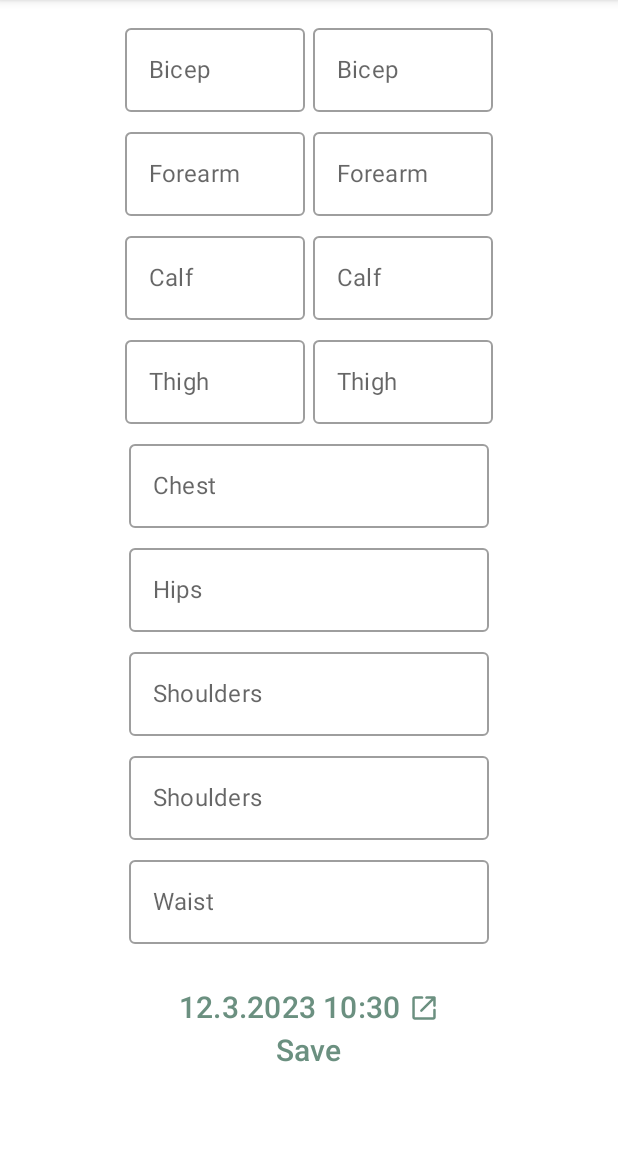
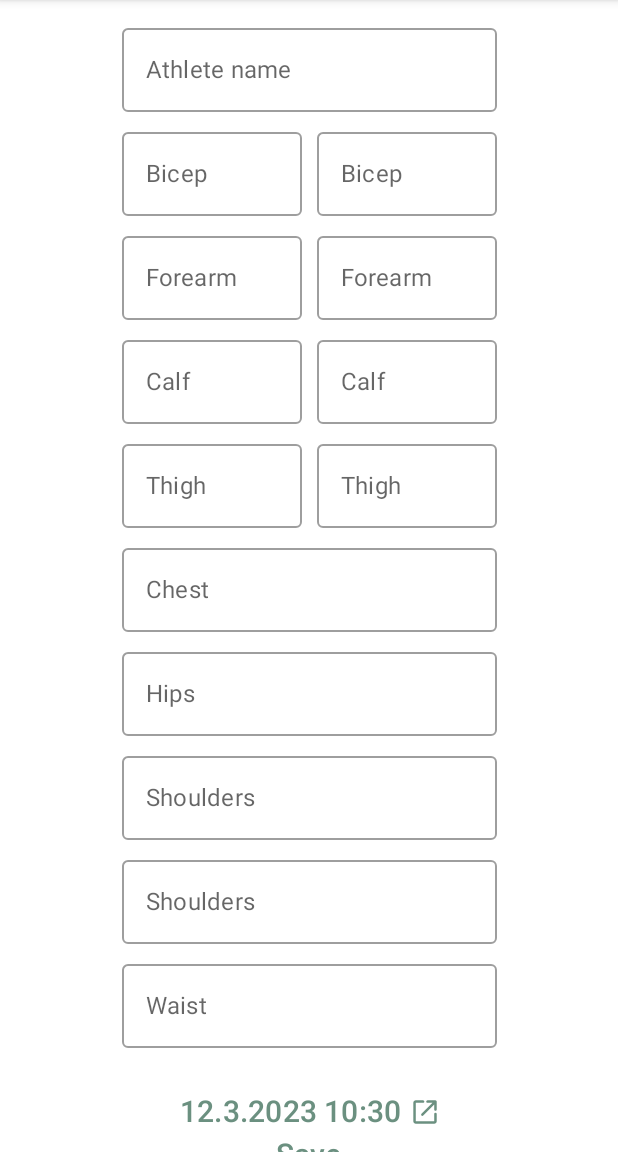
Before and after one commit to mutkuensert/Fitness-Pursuit, an Android app built with Jetpack Compose: the body_sizes screen opened through its navigation route, on a phone screen of 412 x 824 dp, the part 84-1236 px from its top. Run offline under Robolectric (Android 15) with nearby library versions, the phone set to English and light mode, and no system bars.

Commit message:
Feature/Body sizes: - Update BodySizes

```diff
--- a/app/src/main/java/com/mutkuensert/fitnesspursuit/features/bodysizes/BodySizes.kt
+++ b/app/src/main/java/com/mutkuensert/fitnesspursuit/features/bodysizes/BodySizes.kt
@@ -12,6 +12,8 @@ import androidx.compose.foundation.layout.height
 import androidx.compose.foundation.layout.requiredHeight
 import androidx.compose.foundation.layout.requiredWidth
 import androidx.compose.foundation.layout.width
+import androidx.compose.foundation.rememberScrollState
+import androidx.compose.foundation.verticalScroll
 import androidx.compose.material.Icon
 import androidx.compose.material.MaterialTheme
 import androidx.compose.material.OutlinedTextField
@@ -37,10 +39,14 @@ import java.time.LocalDateTime
 import java.time.LocalTime
 
 private const val VERTICAL_SPACE = 5
+private const val HORIZONTAL_SPACE = 10
+private const val MEASUREMENT_FIELD_WIDTH = 120
+private const val OVERALL_WIDTH = MEASUREMENT_FIELD_WIDTH * 2 + HORIZONTAL_SPACE
 
 @Composable
 fun BodySizes() {
     val context = LocalContext.current
+    val (name, onNameChange) = remember { mutableStateOf("") }
     val (leftBicep, onLeftBicepChange) = remember { mutableStateOf("") }
     val (rightBicep, onRightBicepChange) = remember { mutableStateOf("") }
     val (leftForearm, onLeftForearmChange) = remember { mutableStateOf("") }
@@ -59,7 +65,7 @@ fun BodySizes() {
     val timePicker =
         TimePickerDialog(
             context,
-            TimePickerDialog.OnTimeSetListener { view, hourOfDay, minute ->
+            { _, hourOfDay, minute ->
                 dateTime = LocalDateTime.of(dateTime.toLocalDate(), LocalTime.of(hourOfDay, minute))
             },
             dateTime.hour,
@@ -69,7 +75,7 @@ fun BodySizes() {
 
     val datePicker = DatePickerDialog(
         context,
-        DatePickerDialog.OnDateSetListener { view, year, month, dayOfMonth ->
+        { _, year, month, dayOfMonth ->
             val time = dateTime.toLocalTime()
             dateTime = LocalDateTime.of(
                 LocalDate.of(year, month, dayOfMonth),
@@ -83,12 +89,23 @@ fun BodySizes() {
     )
 
     Column(
+        modifier = Modifier.fillMaxSize(),
+        horizontalAlignment = Alignment.CenterHorizontally
+    ) {
+        Column(
             modifier = Modifier
-            .fillMaxSize(),
+                .width(OVERALL_WIDTH.dp)
+                .verticalScroll(rememberScrollState()),
             verticalArrangement = Arrangement.spacedBy(VERTICAL_SPACE.dp),
             horizontalAlignment = Alignment.CenterHorizontally
         ) {
             Spacer(modifier = Modifier.height(VERTICAL_SPACE.dp))
+
+            MeasurementField(
+                value = name,
+                onValueChange = onNameChange,
+                label = getStringRes(TextResKeys.ATHLETE_NAME)
+            )
 
             LeftRightMeasurementField(
                 title = getStringRes(TextResKeys.BICEP),
@@ -123,8 +140,9 @@ fun BodySizes() {
             )
 
             Column(
-            modifier = Modifier.width(240.dp),
-            verticalArrangement = Arrangement.spacedBy(VERTICAL_SPACE.dp)
+                modifier = Modifier.width(OVERALL_WIDTH.dp),
+                verticalArrangement = Arrangement.spacedBy(VERTICAL_SPACE.dp),
+                horizontalAlignment = Alignment.CenterHorizontally
             ) {
                 MeasurementField(
                     value = chest,
@@ -189,6 +207,7 @@ fun BodySizes() {
             Spacer(modifier = Modifier.height(VERTICAL_SPACE.dp))
         }
     }
+}
 
 @Composable
 fun LeftRightMeasurementField(
@@ -202,23 +221,23 @@ fun LeftRightMeasurementField(
     Column(modifier = modifier) {
         Row(
             modifier = modifier,
-            horizontalArrangement = Arrangement.spacedBy(5.dp)
+            horizontalArrangement = Arrangement.spacedBy(HORIZONTAL_SPACE.dp)
         ) {
             MeasurementField(
                 modifier = Modifier
-                    .requiredWidth(120.dp),
+                    .requiredWidth(MEASUREMENT_FIELD_WIDTH.dp),
                 value = left,
                 onValueChange = onLeftChange,
-                placeholderResId = R.string.left,
+                placeholderStringResKey = TextResKeys.LEFT,
                 label = title
             )
 
             MeasurementField(
                 modifier = Modifier
-                    .requiredWidth(120.dp),
+                    .requiredWidth(MEASUREMENT_FIELD_WIDTH.dp),
                 value = right,
                 onValueChange = onRightChange,
-                placeholderResId = R.string.right,
+                placeholderStringResKey = TextResKeys.RIGHT,
                 label = title
             )
         }
@@ -229,12 +248,11 @@ fun LeftRightMeasurementField(
 fun MeasurementField(
     modifier: Modifier = Modifier,
     label: String? = null,
-    placeholderResId: Int? = null,
+    placeholderStringResKey: String? = null,
     value: String,
     onValueChange: (String) -> Unit
 ) {
-    val context = LocalContext.current
-    val placeholderText = placeholderResId?.let { context.getString(it) }
+    val placeholderText = placeholderStringResKey?.let { getStringRes(it) }
 
     OutlinedTextField(
         modifier = modifier,
--- a/app/src/main/java/com/mutkuensert/fitnesspursuit/resources/TextResKeys.kt
+++ b/app/src/main/java/com/mutkuensert/fitnesspursuit/resources/TextResKeys.kt
@@ -29,4 +29,5 @@ object TextResKeys {
     const val ONE_RM = "one_rm"
     const val BODY_SIZES = "body_sizes"
     const val SET_CUSTOM_DATE_TIME = "set_custom_date_time"
+    const val ATHLETE_NAME = "athlete_name"
 }
--- a/app/src/main/res/values/strings.xml
+++ b/app/src/main/res/values/strings.xml
@@ -27,4 +27,5 @@
     <string name="one_rm">One RM</string>
     <string name="body_sizes">Body Sizes</string>
     <string name="set_custom_date_time">Set custom date time</string>
+    <string name="athlete_name">Athlete name</string>
 </resources>
```
Also changed, not shown: 1 other file. Lines whose indentation alone changed are shown as unchanged.
